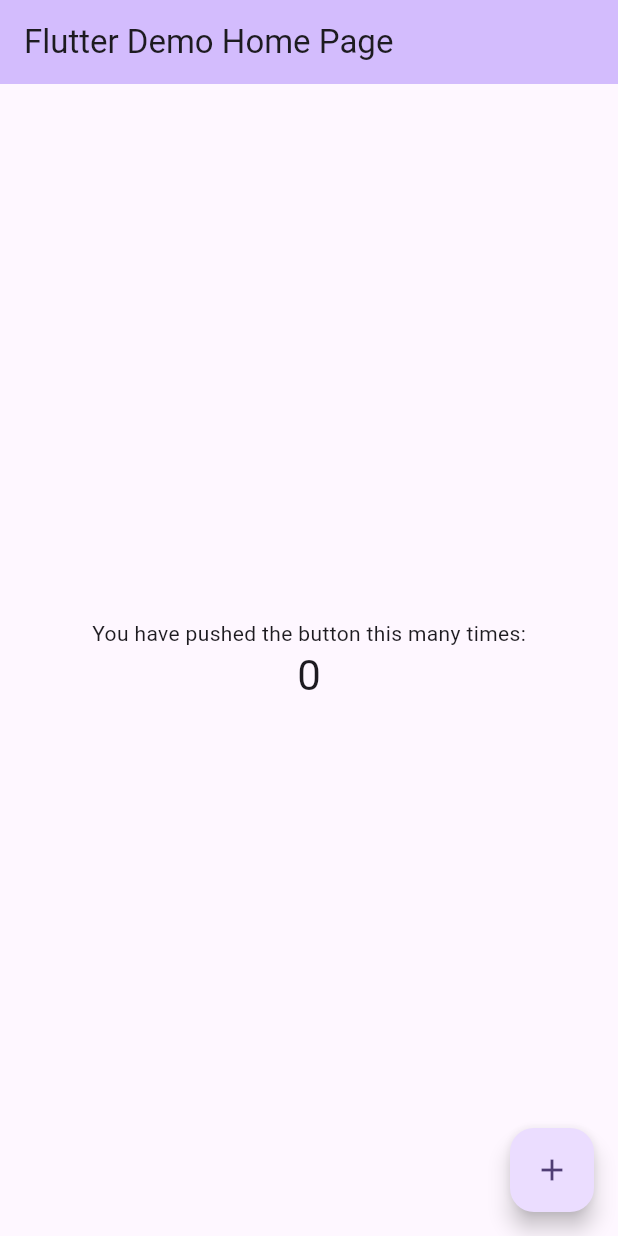
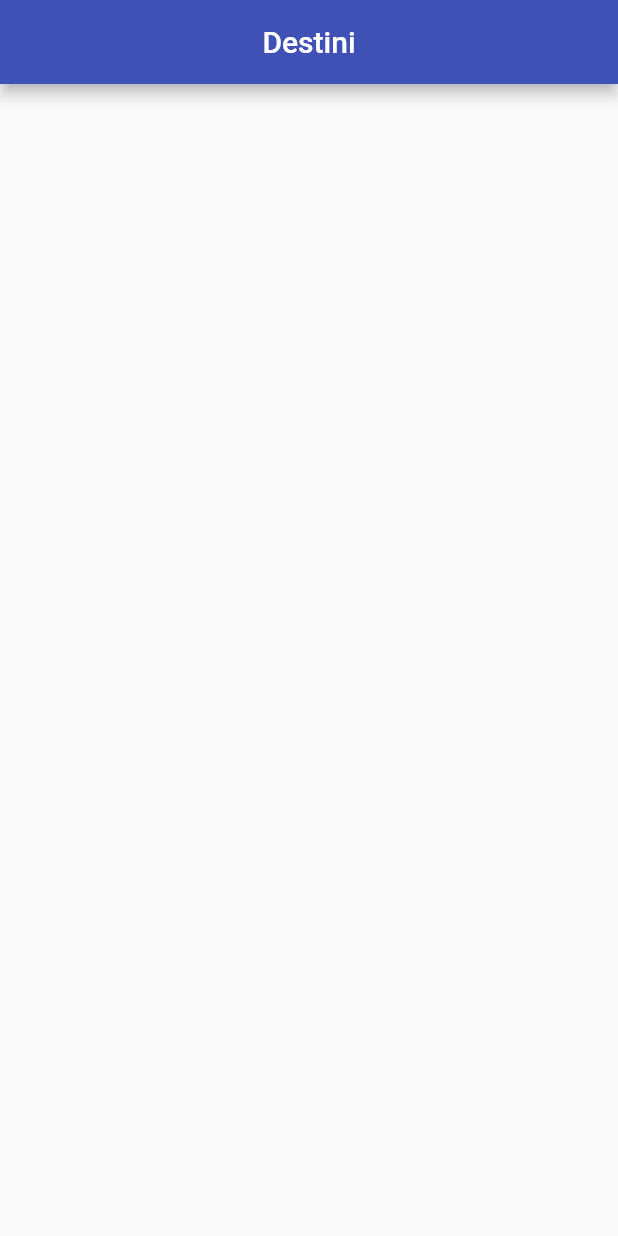
Before and after one commit to vijai-ks/Destini, a Flutter app: the screen it shows after launch, on a phone screen of 412 x 824 dp. Run offline on Flutter 3.47's test engine with Material 2 defaults, Android fonts, the phone set to English and light mode, and no system bars.

Commit message:
feat: destini: Add appbar for application
Signed-off-by: vijai-ks <vijai.ksv@gmail.com>

```diff
--- a/lib/main.dart
+++ b/lib/main.dart
@@ -1,125 +1,34 @@
 import 'package:flutter/material.dart';
 
 void main() {
-  runApp(const MyApp());
+  runApp(const MaterialApp(
+    home: Destini(),
+  ));
 }
 
-class MyApp extends StatelessWidget {
-  const MyApp({super.key});
+class Destini extends StatefulWidget {
+  const Destini({super.key});
 
-  // This widget is the root of your application.
+  @override
+  State<Destini> createState() => _DestiniState();
+}
+
+class _DestiniState extends State<Destini> {
   @override
   Widget build(BuildContext context) {
-    return MaterialApp(
-      title: 'Flutter Demo',
-      theme: ThemeData(
-        // This is the theme of your application.
-        //
-        // TRY THIS: Try running your application with "flutter run". You'll see
-        // the application has a blue toolbar. Then, without quitting the app,
-        // try changing the seedColor in the colorScheme below to Colors.green
-        // and then invoke "hot reload" (save your changes or press the "hot
-        // reload" button in a Flutter-supported IDE, or press "r" if you used
-        // the command line to start the app).
-        //
-        // Notice that the counter didn't reset back to zero; the application
-        // state is not lost during the reload. To reset the state, use hot
-        // restart instead.
-        //
-        // This works for code too, not just values: Most code changes can be
-        // tested with just a hot reload.
-        colorScheme: ColorScheme.fromSeed(seedColor: Colors.deepPurple),
-        useMaterial3: true,
+    return Scaffold(
+      appBar: AppBar(
+        backgroundColor: Colors.indigo,
+        title: const Center(
+          child: Text(
+            'Destini',
+            style: TextStyle(
+              color: Colors.white,
+              fontSize: 20,
+            ),
+          ),
+        ),
       ),
-      home: const MyHomePage(title: 'Flutter Demo Home Page'),
     );
   }
 }
-
-class MyHomePage extends StatefulWidget {
-  const MyHomePage({super.key, required this.title});
-
-  // This widget is the home page of your application. It is stateful, meaning
-  // that it has a State object (defined below) that contains fields that affect
-  // how it looks.
-
-  // This class is the configuration for the state. It holds the values (in this
-  // case the title) provided by the parent (in this case the App widget) and
-  // used by the build method of the State. Fields in a Widget subclass are
-  // always marked "final".
-
-  final String title;
-
-  @override
-  State<MyHomePage> createState() => _MyHomePageState();
-}
-
-class _MyHomePageState extends State<MyHomePage> {
-  int _counter = 0;
-
-  void _incrementCounter() {
-    setState(() {
-      // This call to setState tells the Flutter framework that something has
-      // changed in this State, which causes it to rerun the build method below
-      // so that the display can reflect the updated values. If we changed
-      // _counter without calling setState(), then the build method would not be
-      // called again, and so nothing would appear to happen.
-      _counter++;
-    });
-  }
-
-  @override
-  Widget build(BuildContext context) {
-    // This method is rerun every time setState is called, for instance as done
-    // by the _incrementCounter method above.
-    //
-    // The Flutter framework has been optimized to make rerunning build methods
-    // fast, so that you can just rebuild anything that needs updating rather
-    // than having to individually change instances of widgets.
-    return Scaffold(
-      appBar: AppBar(
-        // TRY THIS: Try changing the color here to a specific color (to
-        // Colors.amber, perhaps?) and trigger a hot reload to see the AppBar
-        // change color while the other colors stay the same.
-        backgroundColor: Theme.of(context).colorScheme.inversePrimary,
-        // Here we take the value from the MyHomePage object that was created by
-        // the App.build method, and use it to set our appbar title.
-        title: Text(widget.title),
-      ),
-      body: Center(
-        // Center is a layout widget. It takes a single child and positions it
-        // in the middle of the parent.
-        child: Column(
-          // Column is also a layout widget. It takes a list of children and
-          // arranges them vertically. By default, it sizes itself to fit its
-          // children horizontally, and tries to be as tall as its parent.
-          //
-          // Column has various properties to control how it sizes itself and
-          // how it positions its children. Here we use mainAxisAlignment to
-          // center the children vertically; the main axis here is the vertical
-          // axis because Columns are vertical (the cross axis would be
-          // horizontal).
-          //
-          // TRY THIS: Invoke "debug painting" (choose the "Toggle Debug Paint"
-          // action in the IDE, or press "p" in the console), to see the
-          // wireframe for each widget.
-          mainAxisAlignment: MainAxisAlignment.center,
-          children: <Widget>[
-            const Text(
-              'You have pushed the button this many times:',
-            ),
-            Text(
-              '$_counter',
-              style: Theme.of(context).textTheme.headlineMedium,
-            ),
-          ],
-        ),
-      ),
-      floatingActionButton: FloatingActionButton(
-        onPressed: _incrementCounter,
-        tooltip: 'Increment',
-        child: const Icon(Icons.add),
-      ), // This trailing comma makes auto-formatting nicer for build methods.
-    );
-  }
-}
```
